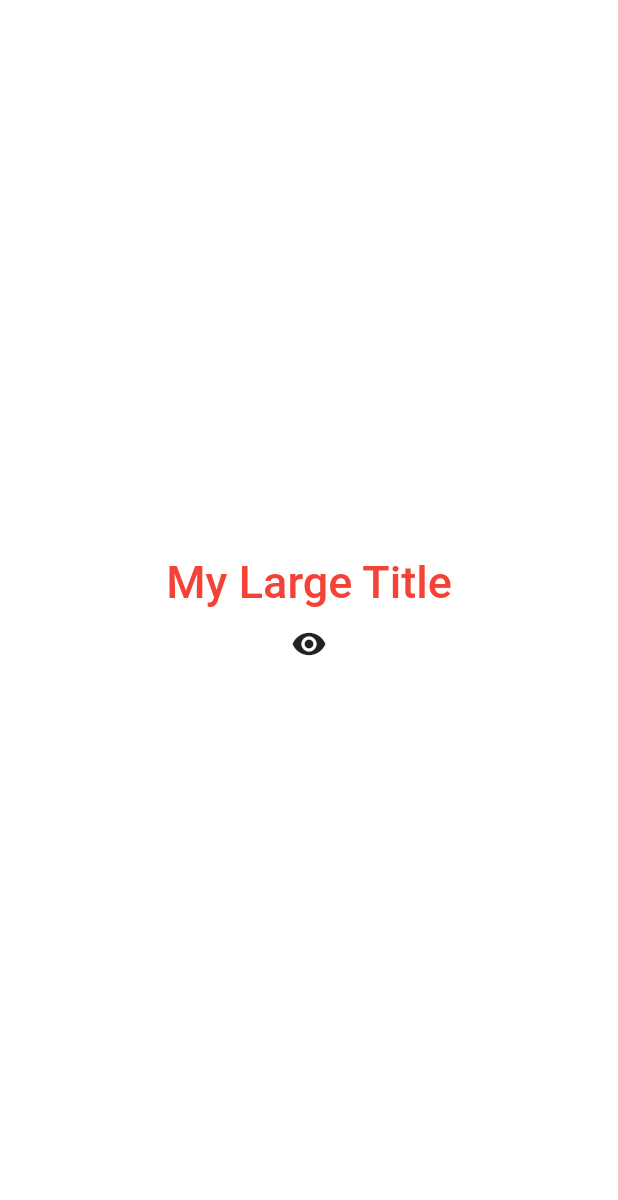
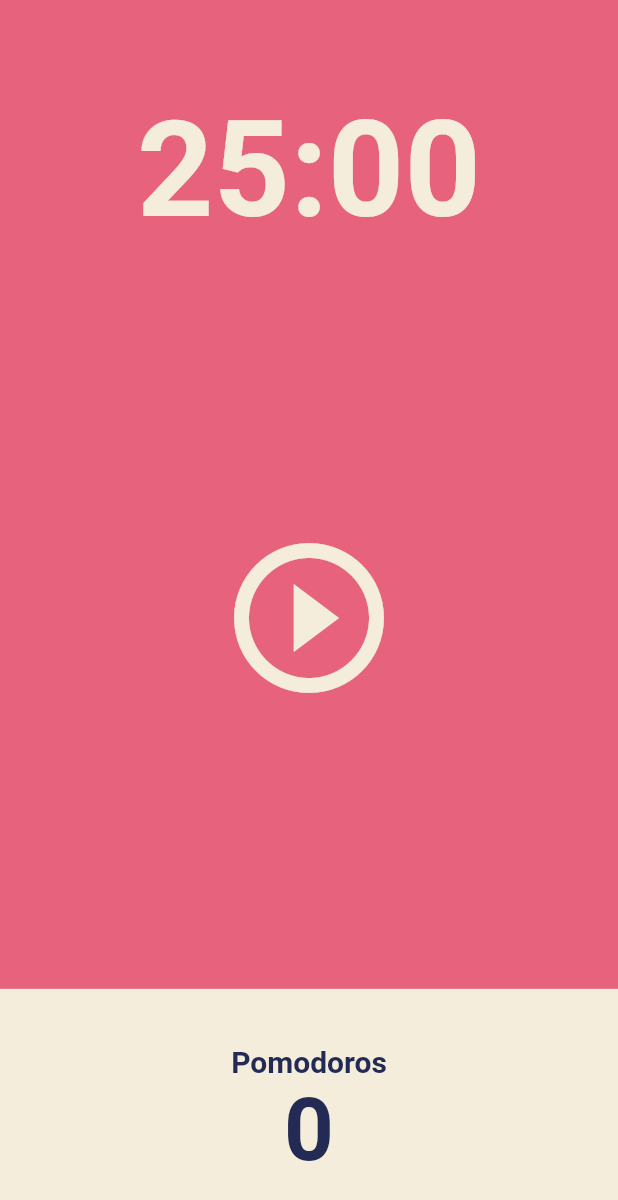
Before and after one commit to guraband/practice-flutter-for-beginners, a Flutter app: the screen it shows after launch, on a phone screen of 412 x 824 dp. Shown: the top 1200 px of the screen. Run offline on Flutter 3.47's test engine with Material 2 defaults, Android fonts, the phone set to English and light mode, and no system bars.

Commit message:
#5.0 User Interface 완료

```diff
--- a/lib/main.dart
+++ b/lib/main.dart
@@ -1,85 +1,28 @@
 import 'package:flutter/material.dart';
+import 'package:toonflix/widgets/screens/home_screen.dart';
 
 void main() {
-  runApp(const MyWidget());
+  runApp(const App());
 }
 
-class MyWidget extends StatefulWidget {
-  const MyWidget({super.key});
-
-  @override
-  State<MyWidget> createState() => _MyWidgetState();
-}
-
-class _MyWidgetState extends State<MyWidget> {
-  bool showTitle = true;
-
-  void toggleButton() {
-    setState(() {
-      showTitle = !showTitle;
-    });
-  }
+class App extends StatelessWidget {
+  const App({super.key});
 
   @override
   Widget build(BuildContext context) {
     return MaterialApp(
       theme: ThemeData(
+        scaffoldBackgroundColor: const Color(0xFFE7627C),
         textTheme: const TextTheme(
-          titleLarge: TextStyle(
-            color: Colors.red,
-            fontSize: 30,
+          displayLarge: TextStyle(
+            color: Color(0xFF232B55),
           ),
         ),
+        cardColor: const Color(0xFFF4EDDB),
       ),
-      home: Scaffold(
-        backgroundColor: Colors.white,
-        body: Center(
-          child: Column(
-            mainAxisAlignment: MainAxisAlignment.center,
-            children: [
-              showTitle ? const MyLargeTitle() : const Text("nothing"),
-              IconButton(
-                onPressed: toggleButton,
-                icon: showTitle
-                    ? const Icon(Icons.remove_red_eye)
-                    : const Icon(Icons.remove_red_eye_outlined),
-              )
-            ],
-          ),
-        ),
+      home: const Scaffold(
+        body: HomeScreen(),
       ),
     );
   }
 }
-
-class MyLargeTitle extends StatefulWidget {
-  const MyLargeTitle({
-    super.key,
-  });
-
-  @override
-  State<MyLargeTitle> createState() => _MyLargeTitleState();
-}
-
-class _MyLargeTitleState extends State<MyLargeTitle> {
-  @override
-  void initState() {
-    print("initState");
-    super.initState();
-  }
-
-  @override
-  void dispose() {
-    print("dispose");
-    super.dispose();
-  }
-
-  @override
-  Widget build(BuildContext context) {
-    print("build");
-    return Text(
-      "My Large Title",
-      style: Theme.of(context).textTheme.titleLarge,
-    );
-  }
-}
--- /dev/null
+++ b/lib/stateful_practice.dart
@@ -0,0 +1,85 @@
+import 'package:flutter/material.dart';
+
+void main() {
+  runApp(const MyWidget());
+}
+
+class MyWidget extends StatefulWidget {
+  const MyWidget({super.key});
+
+  @override
+  State<MyWidget> createState() => _MyWidgetState();
+}
+
+class _MyWidgetState extends State<MyWidget> {
+  bool showTitle = true;
+
+  void toggleButton() {
+    setState(() {
+      showTitle = !showTitle;
+    });
+  }
+
+  @override
+  Widget build(BuildContext context) {
+    return MaterialApp(
+      theme: ThemeData(
+        textTheme: const TextTheme(
+          titleLarge: TextStyle(
+            color: Colors.red,
+            fontSize: 30,
+          ),
+        ),
+      ),
+      home: Scaffold(
+        backgroundColor: Colors.white,
+        body: Center(
+          child: Column(
+            mainAxisAlignment: MainAxisAlignment.center,
+            children: [
+              showTitle ? const MyLargeTitle() : const Text("nothing"),
+              IconButton(
+                onPressed: toggleButton,
+                icon: showTitle
+                    ? const Icon(Icons.remove_red_eye)
+                    : const Icon(Icons.remove_red_eye_outlined),
+              )
+            ],
+          ),
+        ),
+      ),
+    );
+  }
+}
+
+class MyLargeTitle extends StatefulWidget {
+  const MyLargeTitle({
+    super.key,
+  });
+
+  @override
+  State<MyLargeTitle> createState() => _MyLargeTitleState();
+}
+
+class _MyLargeTitleState extends State<MyLargeTitle> {
+  @override
+  void initState() {
+    print("initState");
+    super.initState();
+  }
+
+  @override
+  void dispose() {
+    print("dispose");
+    super.dispose();
+  }
+
+  @override
+  Widget build(BuildContext context) {
+    print("build");
+    return Text(
+      "My Large Title",
+      style: Theme.of(context).textTheme.titleLarge,
+    );
+  }
+}
--- /dev/null
+++ b/lib/widgets/screens/home_screen.dart
@@ -0,0 +1,83 @@
+import 'package:flutter/material.dart';
+
+class HomeScreen extends StatefulWidget {
+  const HomeScreen({super.key});
+
+  @override
+  State<HomeScreen> createState() => _HomeScreenState();
+}
+
+class _HomeScreenState extends State<HomeScreen> {
+  @override
+  Widget build(BuildContext context) {
+    return Scaffold(
+      backgroundColor: Theme.of(context).scaffoldBackgroundColor,
+      body: Column(
+        children: [
+          Flexible(
+            flex: 1,
+            child: Container(
+              alignment: Alignment.bottomCenter,
+              child: Text(
+                '25:00',
+                style: TextStyle(
+                  color: Theme.of(context).cardColor,
+                  fontSize: 89,
+                  fontWeight: FontWeight.w600,
+                ),
+              ),
+            ),
+          ),
+          Flexible(
+            flex: 3,
+            child: Center(
+              child: IconButton(
+                icon: const Icon(Icons.play_circle_outline),
+                iconSize: 120,
+                color: Theme.of(context).cardColor,
+                onPressed: () {},
+              ),
+            ),
+          ),
+          Flexible(
+            flex: 1,
+            child: Row(
+              children: [
+                Expanded(
+                  child: Container(
+                    decoration: BoxDecoration(
+                      color: Theme.of(context).cardColor,
+                    ),
+                    child: Column(
+                      mainAxisAlignment: MainAxisAlignment.center,
+                      children: [
+                        Text(
+                          'Pomodoros',
+                          style: TextStyle(
+                            fontSize: 20,
+                            fontWeight: FontWeight.w600,
+                            color:
+                                Theme.of(context).textTheme.displayLarge!.color,
+                          ),
+                        ),
+                        Text(
+                          '0',
+                          style: TextStyle(
+                            fontSize: 58,
+                            fontWeight: FontWeight.w600,
+                            color:
+                                Theme.of(context).textTheme.displayLarge!.color,
+                          ),
+                        ),
+                      ],
+                    ),
+                  ),
+                ),
+              ],
+            ),
+          ),
+        ],
+      ),
+    );
+  }
+}
```
